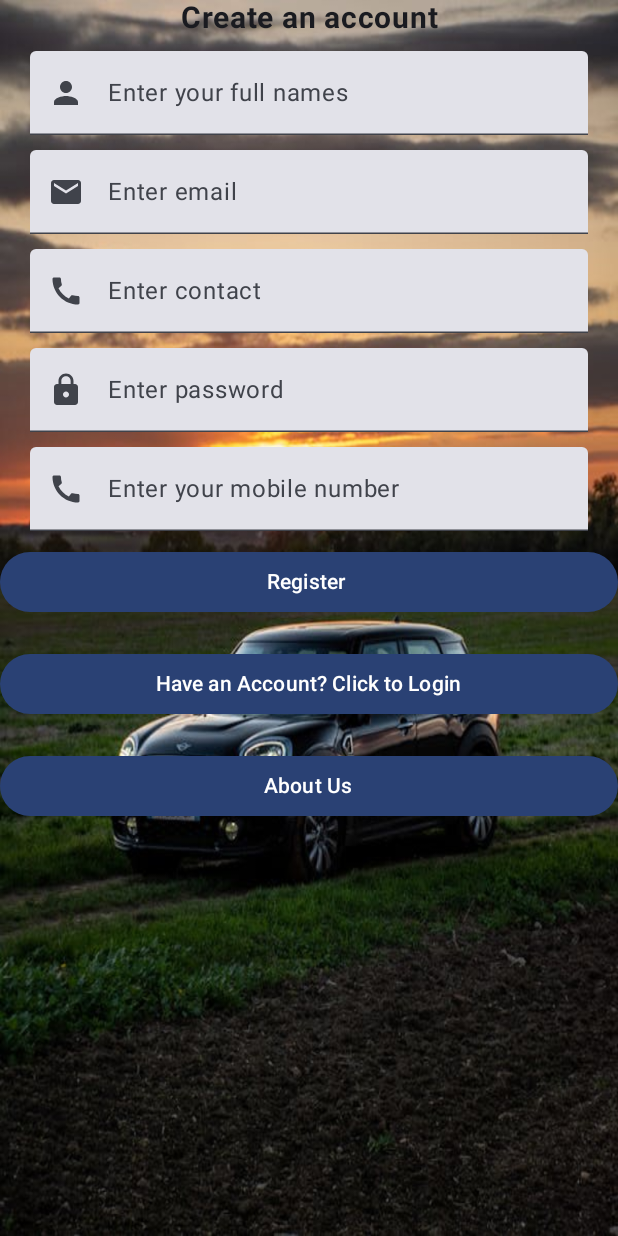
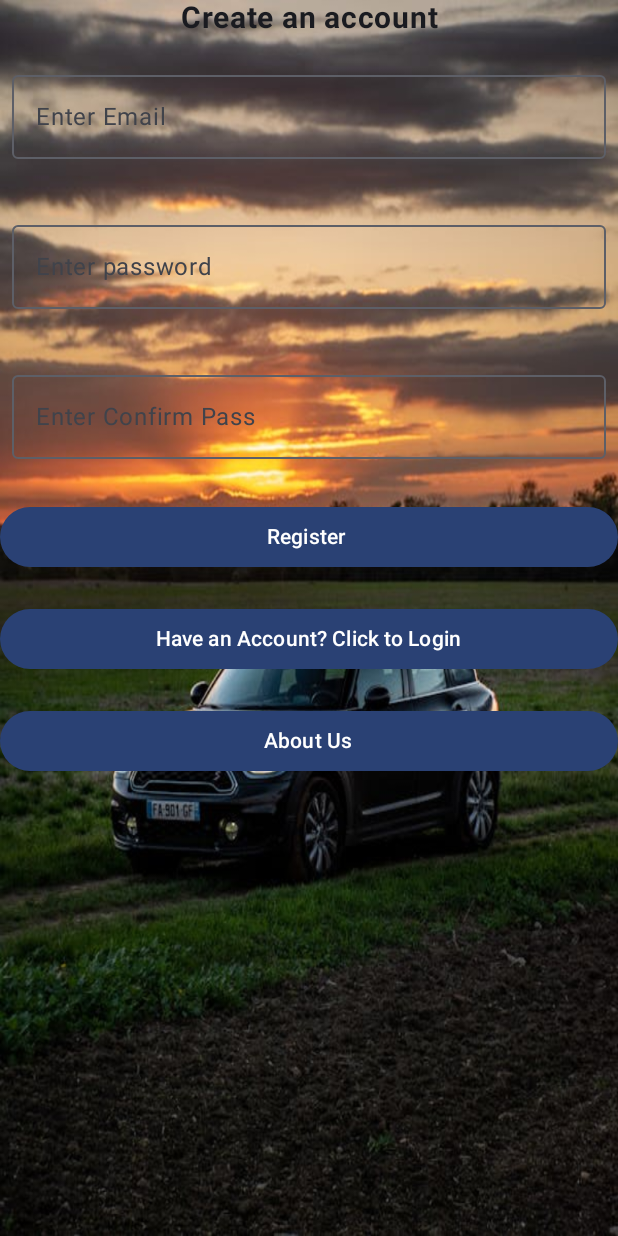
Before and after one commit to Karanjaa6/Project-Cryogenic, an Android app built with Jetpack Compose: the composable RegisterScreen shown on its own in the app's theme, on a phone screen of 412 x 824 dp. Run offline under Robolectric (Android 15) with nearby library versions, the phone set to English and light mode, and no system bars.

Commit message:
first commit

```diff
--- a/app/src/main/java/com/karanjaa/caryardmanagementsystem2/MainActivity.kt
+++ b/app/src/main/java/com/karanjaa/caryardmanagementsystem2/MainActivity.kt
@@ -29,13 +29,13 @@ class MainActivity : ComponentActivity() {
             ),
             Item(
                 title = "Luxury Vehicles",
-                image = R.drawable.familllll,
+                image = R.drawable.rolls,
                 Route = ROUTE_LUXURY,
                 Value = 3
             ),
             Item(
                 title = "Family Vehicles",
-                image = R.drawable.family5,
+                image = R.drawable.familllll,
                 Route = ROUTE_FAMILY,
                 Value = 3
             ),
--- a/app/src/main/java/com/karanjaa/caryardmanagementsystem2/navigation/Routes.kt
+++ b/app/src/main/java/com/karanjaa/caryardmanagementsystem2/navigation/Routes.kt
@@ -14,3 +14,7 @@ const val ROUTE_FAMILY ="family"
 const val ROUTE_COMMERCIAL ="commercial"
 const val ROUTE_SPORTS ="sports"
 const val ROUTE_SPLASH = "splash"
+const val ROUTE_FAMILIA="familia"
+const val ROUTE_SPORTSS="sport"
+const val ROUTE_COMMERCIALL="comm"
+const val ROUTE_LURIOUS="luuu"
--- a/app/src/main/java/com/karanjaa/caryardmanagementsystem2/ui/theme/Screens/Register/RegisterPage.kt
+++ b/app/src/main/java/com/karanjaa/caryardmanagementsystem2/ui/theme/Screens/Register/RegisterPage.kt
@@ -21,6 +21,7 @@ import androidx.compose.material.icons.filled.Lock
 import androidx.compose.material.icons.filled.Person
 import androidx.compose.material3.Button
 import androidx.compose.material3.Icon
+import androidx.compose.material3.OutlinedTextField
 import androidx.compose.material3.TextField
 
 import androidx.compose.runtime.getValue
@@ -32,7 +33,9 @@ import androidx.compose.ui.layout.ContentScale
 import androidx.compose.ui.platform.LocalContext
 import androidx.compose.ui.res.painterResource
 import androidx.compose.ui.text.font.FontWeight
+import androidx.compose.ui.text.input.ImeAction
 import androidx.compose.ui.text.input.KeyboardType
+import androidx.compose.ui.text.input.TextFieldValue
 import androidx.compose.ui.text.style.TextAlign
 import androidx.compose.ui.unit.dp
 import androidx.compose.ui.unit.sp
@@ -55,10 +58,9 @@ fun RegisterScreen(navController: NavController)
             modifier = Modifier.matchParentSize())
     }
     var fullnames by remember { mutableStateOf("") }
-    var email by remember { mutableStateOf("") }
-    var pass by remember { mutableStateOf("") }
-    var confirmpass by remember { mutableStateOf("") }
-    var contact by remember { mutableStateOf("") }
+    var email by remember { mutableStateOf((TextFieldValue(""))) }
+    var pass by remember { mutableStateOf(TextFieldValue("")) }
+    var confirmpass by remember { mutableStateOf(TextFieldValue("")) }
     var context= LocalContext.current
     Column(modifier = Modifier
         .fillMaxSize()) {
@@ -71,96 +73,41 @@ fun RegisterScreen(navController: NavController)
             textAlign = TextAlign.Center)
 
         Spacer(modifier = Modifier.height(10.dp))
+        OutlinedTextField(
+            value = email, onValueChange = { email = it },
+            label = { Text(text = "Enter Email") },
 
-        TextField(
-            value = fullnames,
-            onValueChange = { fullnames = it },
-            placeholder = { Text(text = "Enter your full names") },
-            leadingIcon = {
-                Icon(
-                    imageVector = Icons.Default.Person,
-                    contentDescription = "person"
-                )
-            },
+            keyboardOptions = KeyboardOptions . Default . copy (imeAction = ImeAction.Next),
             modifier = Modifier
                 .fillMaxWidth()
-                .padding(start = 20.dp, end = 20.dp),
-            keyboardOptions = KeyboardOptions(keyboardType = KeyboardType.Text)
-        )
+                .padding(8.dp),
 
-        Spacer(modifier = Modifier.height(10.dp))
+            )
+        Spacer(modifier = Modifier.height(20.dp))
 
-        TextField(
-            value = email,
-            onValueChange = { email = it },
-            placeholder = { androidx.compose.material3.Text(text = "Enter email") },
-            leadingIcon = { Icon(imageVector = Icons.Default.Email, contentDescription = "email") },
+        OutlinedTextField(value =pass , onValueChange = {pass=it},
+            label = { Text(text = "Enter password") },
+            keyboardOptions = KeyboardOptions.Default.copy(imeAction = ImeAction.Next),
             modifier = Modifier
                 .fillMaxWidth()
-                .padding(start = 20.dp, end = 20.dp),
-            keyboardOptions = KeyboardOptions(keyboardType = KeyboardType.Email)
+                .padding(8.dp)
         )
-        Spacer(modifier = Modifier.height(10.dp))
+        Spacer(modifier = Modifier.height(20.dp))
+        OutlinedTextField(value =confirmpass , onValueChange = {
+            confirmpass=it},
+            label = { Text(text = "Enter Confirm Pass") },
 
-        TextField(
-            value = contact,
-            onValueChange = { contact = it },
-            placeholder = { androidx.compose.material3.Text(text = "Enter contact") },
-            leadingIcon = {
-                Icon(
-                    imageVector = Icons.Default.Call,
-                    contentDescription = "contact"
-                )
-            },
+            keyboardOptions = KeyboardOptions.Default.copy(imeAction = ImeAction.Next),
             modifier = Modifier
                 .fillMaxWidth()
-                .padding(start = 20.dp, end = 20.dp),
-            keyboardOptions = KeyboardOptions(keyboardType = KeyboardType.Phone)
+                .padding(8.dp)
         )
-        Spacer(modifier = Modifier.height(10.dp))
-
-        TextField(
-            value = confirmpass,
-            onValueChange = { confirmpass= it },
-            placeholder = { androidx.compose.material3.Text(text = "Enter password") },
-            leadingIcon = {
-                Icon(
-                    imageVector = Icons.Default.Lock,
-                    contentDescription = "password"
-                )
-            },
-            modifier = Modifier
-                .fillMaxWidth()
-                .padding(start = 20.dp, end = 20.dp),
-            keyboardOptions = KeyboardOptions(keyboardType = KeyboardType.Password)
-        )
-        Spacer(modifier = Modifier.height(10.dp))
-
-        TextField(
-            value = contact,
-            onValueChange = { contact = it },
-            placeholder = { androidx.compose.material3.Text(text = "Enter your mobile number") },
-            leadingIcon = {
-                Icon(
-                    imageVector = Icons.Default.Call,
-                    contentDescription = "location"
-                )
-            },
-            modifier = Modifier
-                .fillMaxWidth()
-                .padding(start = 20.dp, end = 20.dp),
-            keyboardOptions = KeyboardOptions(keyboardType = KeyboardType.Text)
-        )
-        Spacer(modifier = Modifier.height(10.dp))
-
+        Spacer(modifier = Modifier.height(20.dp))
 
         Button(onClick = {
             val myregister= AuthViewModel(navController,context)
-            myregister.signup(fullnames.trim(),email.trim(),pass.trim(),confirmpass.trim())
+            myregister.signup(fullnames.trim(),email.text.trim(),pass.text.trim(),confirmpass.text.trim())
             navController.navigate(ROUTE_HOME)
-
-
-
 
         }, modifier = Modifier.fillMaxWidth()) {
             Text(text = "Register ")
--- a/app/src/main/java/com/karanjaa/caryardmanagementsystem2/ui/theme/Screens/Splash/Splash.kt
+++ b/app/src/main/java/com/karanjaa/caryardmanagementsystem2/ui/theme/Screens/Splash/Splash.kt
@@ -18,7 +18,9 @@ import androidx.compose.ui.res.painterResource
 import androidx.compose.ui.tooling.preview.Preview
 import androidx.navigation.NavHostController
 import androidx.navigation.compose.rememberNavController
+import com.karanjaa.CarYardManagementSystem.navigation.ROUTE_ADD_CARS
 import com.karanjaa.CarYardManagementSystem.navigation.ROUTE_CAR
+import com.karanjaa.CarYardManagementSystem.navigation.ROUTE_HOME
 import com.karanjaa.CarYardManagementSystem.navigation.ROUTE_LOGIN
 import com.karanjaa.caryardmanagementsystem2.R
 import kotlinx.coroutines.delay
@@ -42,7 +44,7 @@ fun SplashScreen(navController: NavHostController) {
                 }))
         // Customize the delay time
         delay(1000L)
-        navController.navigate(ROUTE_CAR)
+        navController.navigate(ROUTE_HOME)
     }
 
     // Image
--- a/app/src/main/java/com/karanjaa/caryardmanagementsystem2/ui/theme/Screens/products/AddProducts.kt
+++ b/app/src/main/java/com/karanjaa/caryardmanagementsystem2/ui/theme/Screens/products/AddProducts.kt
@@ -49,9 +49,6 @@ import com.karanjaa.caryardmanagementsystem2.R
 @OptIn(ExperimentalMaterial3Api::class)
 @Composable
 fun AddProductsScreen(navController: NavHostController) {
-    Box (modifier = Modifier.fillMaxSize()){
-        Image(painter = painterResource(id = R.drawable.gari), contentDescription = "")
-    }
     Column(modifier = Modifier.fillMaxSize()) {
         var context = LocalContext.current
         Text(
```
Also changed, not shown: app/src/main/java/com/karanjaa/caryardmanagementsystem2/navigation/AppNavHost.kt (+9 -0 lines), app/src/main/java/com/karanjaa/caryardmanagementsystem2/ui/theme/Screens/Car/CarScreen.kt (+4 -3 lines), app/src/main/java/com/karanjaa/caryardmanagementsystem2/ui/theme/Screens/Commercial/CommercialActivity.kt (+8 -6 lines), app/src/main/java/com/karanjaa/caryardmanagementsystem2/ui/theme/Screens/Famiy/FamilyActivity.kt (+13 -12 lines), app/src/main/java/com/karanjaa/caryardmanagementsystem2/ui/theme/Screens/Garii/Comm.kt (added, +98 -0 lines), app/src/main/java/com/karanjaa/caryardmanagementsystem2/ui/theme/Screens/Garii/Familia.kt (added, +97 -0 lines), app/src/main/java/com/karanjaa/caryardmanagementsystem2/ui/theme/Screens/Garii/Luxurious.kt (added, +99 -0 lines), app/src/main/java/com/karanjaa/caryardmanagementsystem2/ui/theme/Screens/Garii/Sporty.kt (added, +97 -0 lines), app/src/main/java/com/karanjaa/caryardmanagementsystem2/ui/theme/Screens/Home/HomePage.kt (+7 -11 lines), app/src/main/java/com/karanjaa/caryardmanagementsystem2/ui/theme/Screens/LuxuryCar/LuxuryActivity.kt (+7 -6 lines), app/src/main/java/com/karanjaa/caryardmanagementsystem2/ui/theme/Screens/Sports/SportsActivity.kt (+7 -6 lines), app/src/main/res/drawable/ghost.png (added), app/src/main/res/drawable/rolls.jpeg (added).
